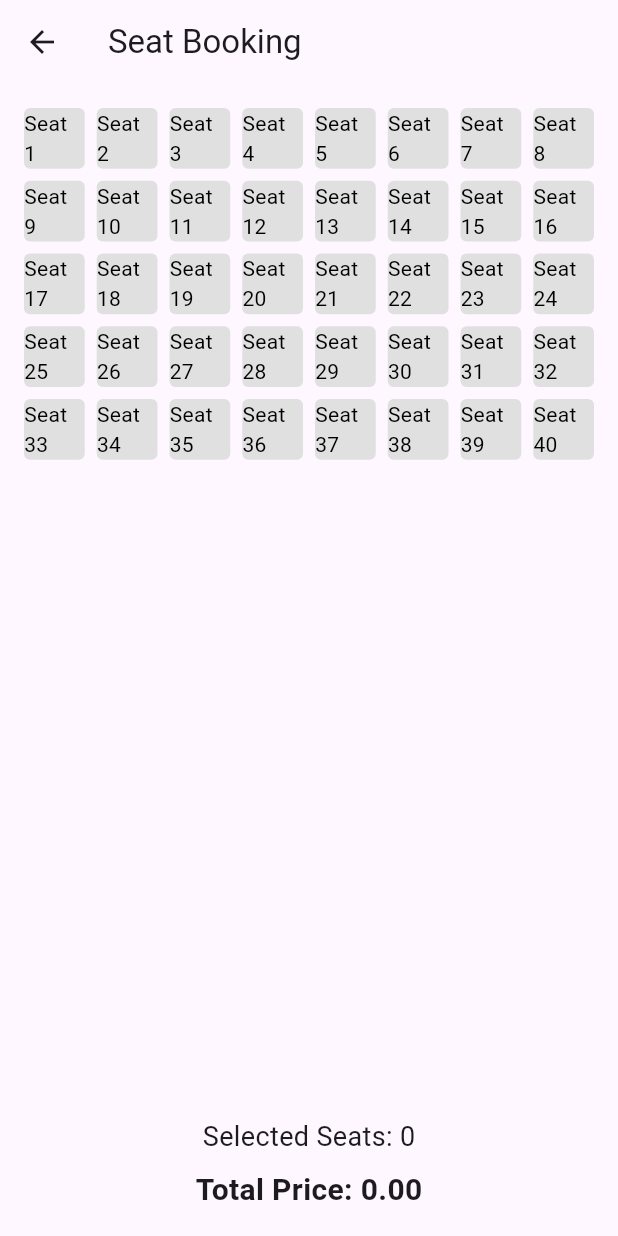
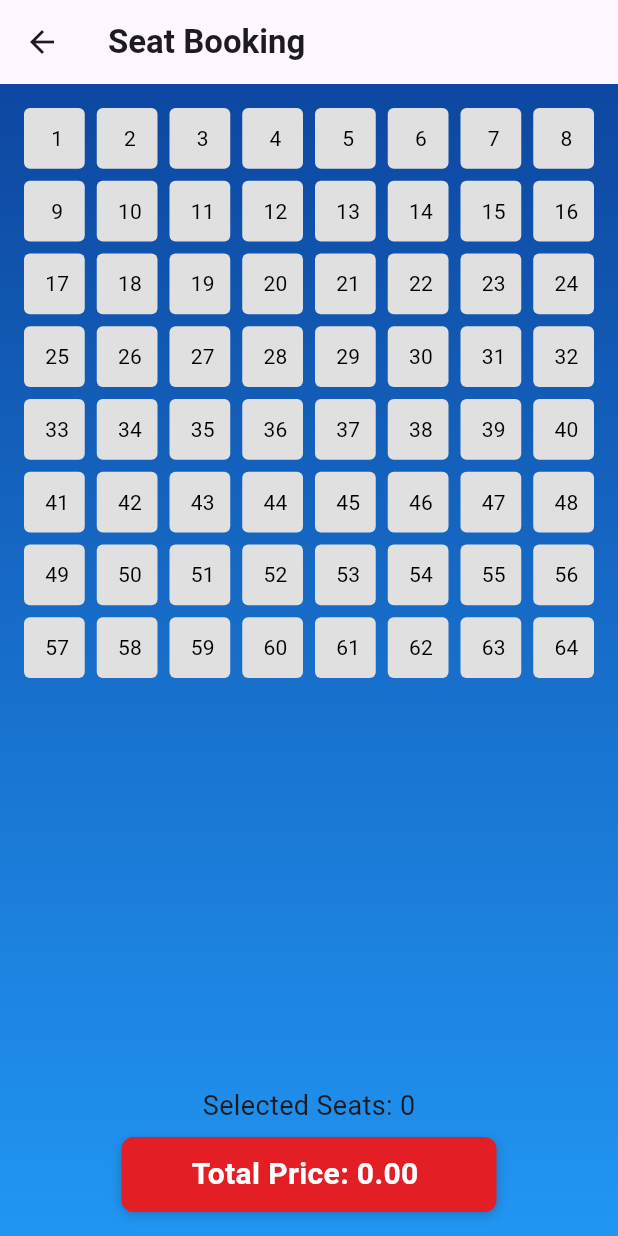
Before and after one commit to adhinmr/MovieBooking, a Flutter app: the SeatBookingPage screen opened directly, on a phone screen of 412 x 824 dp. Run offline on Flutter 3.47's test engine with Material 3 defaults, Android fonts, the phone set to English and light mode, and no system bars; our stand-ins replace google_fonts; network calls fail.

```diff
--- a/movie_booking_app/lib/API/apicall.dart
+++ b/movie_booking_app/lib/API/apicall.dart
@@ -4,7 +4,7 @@ import 'package:http/http.dart' as http;
 
 class MovieService {
   final String _apiKey = 'dde1b0947878977ea278cf2b05a7368b';
-  final String _baseUrl = 'https://api.themoviedb.org/3';
+  final String _baseUrl = 'https://api.themoviedb.org/3' ;
 
   // Helper method to build API URL
   Uri _buildUrl(String endpoint) {
--- a/movie_booking_app/lib/API/moviemodel.dart
+++ b/movie_booking_app/lib/API/movie_model.dart
@@ -2,7 +2,7 @@ import 'dart:convert';
 
 Welcome welcomeFromJson(String str) => Welcome.fromJson(json.decode(str));
 
-String welcomeToJson(Welcome data) => json.encode(data.toJson());
+String welcomeToJson(Welcome data) => json.encode(data.toJson ());
 
 class Welcome {
     bool adult;
--- /dev/null
+++ b/movie_booking_app/lib/provider/moviebooking_provider.dart
@@ -0,0 +1,136 @@
+import 'package:flutter/material.dart';
+
+enum PaymentStatus { pending, processing, completed, failed }
+enum PaymentMethod { creditCard, debitCard, upi, netBanking }
+
+class MovieBookingProvider extends ChangeNotifier {
+  // Existing Movie Selection State
+  String? _selectedMovieTitle;
+  String? _selectedMovieImagePath;
+
+  // Booking Details
+  DateTime? _selectedDate;
+  String? _selectedTheater;
+  String? _selectedShowtime;
+
+  // Seat Booking State
+  final Set<int> _selectedSeats = {};
+  final double _seatPrice = 150.0;
+
+  // Payment State
+  PaymentStatus _paymentStatus = PaymentStatus.pending;
+  PaymentMethod? _selectedPaymentMethod;
+  String? _transactionId;
+  bool _isProcessingPayment = false;
+
+  // Getters for existing properties
+  String? get selectedMovieTitle => _selectedMovieTitle;
+  String? get selectedMovieImagePath => _selectedMovieImagePath;
+  DateTime? get selectedDate => _selectedDate;
+  String? get selectedTheater => _selectedTheater;
+  String? get selectedShowtime => _selectedShowtime;
+  Set<int> get selectedSeats => _selectedSeats;
+  double get seatPrice => _seatPrice;
+
+  // New getters for payment
+  PaymentStatus get paymentStatus => _paymentStatus;
+  PaymentMethod? get selectedPaymentMethod => _selectedPaymentMethod;
+  String? get transactionId => _transactionId;
+  bool get isProcessingPayment => _isProcessingPayment;
+
+  // Existing methods
+  void selectMovie(String title, String imagePath) {
+    _selectedMovieTitle = title;
+    _selectedMovieImagePath = imagePath;
+    notifyListeners();
+  }
+
+  void selectDate(DateTime date) {
+    _selectedDate = date;
+    notifyListeners();
+  }
+
+  void selectTheater(String theater) {
+    _selectedTheater = theater;
+    notifyListeners();
+  }
+
+  void selectShowtime(String showtime) {
+    _selectedShowtime = showtime;
+    notifyListeners();
+  }
+
+  void toggleSeat(int seatIndex) {
+    if (_selectedSeats.contains(seatIndex)) {
+      _selectedSeats.remove(seatIndex);
+    } else {
+      _selectedSeats.add(seatIndex);
+    }
+    notifyListeners();
+  }
+
+  double calculateTotalPrice() {
+    return _selectedSeats.length * _seatPrice;
+  }
+
+  bool isBookingComplete() {
+    return _selectedDate != null &&
+           _selectedTheater != null &&
+           _selectedShowtime != null &&
+           _selectedSeats.isNotEmpty;
+  }
+
+  // New payment-related methods
+  void selectPaymentMethod(PaymentMethod method) {
+    _selectedPaymentMethod = method;
+    notifyListeners();
+  }
+
+  Future<bool> processPayment() async {
+    if (!isBookingComplete() || _selectedPaymentMethod == null) {
+      return false;
+    }
+
+    try {
+      _isProcessingPayment = true;
+      _paymentStatus = PaymentStatus.processing;
+      notifyListeners();
+
+      // Simulate payment processing
+      await Future.delayed(const Duration(seconds: 2));
+
+      // Generate a mock transaction ID
+      _transactionId = 'TXN${DateTime.now().millisecondsSinceEpoch}';
+      _paymentStatus = PaymentStatus.completed;
+      _isProcessingPayment = false;
+      notifyListeners();
+      return true;
+    } catch (e) {
+      _paymentStatus = PaymentStatus.failed;
+      _isProcessingPayment = false;
+      notifyListeners();
+      return false;
+    }
+  }
+
+  void resetPayment() {
+    _paymentStatus = PaymentStatus.pending;
+    _selectedPaymentMethod = null;
+    _transactionId = null;
+    _isProcessingPayment = false;
+    notifyListeners();
+  }
+
+  Map<String, dynamic> getBookingSummary() {
+    return {
+      'movieTitle': _selectedMovieTitle,
+      'date': _selectedDate,
+      'theater': _selectedTheater,
+      'showtime': _selectedShowtime,
+      'seats': _selectedSeats.toList(),
+      'totalAmount': calculateTotalPrice(),
+      'transactionId': _transactionId,
+      'paymentStatus': _paymentStatus,
+    };
+  }
+}
--- a/movie_booking_app/lib/screens/Login.dart
+++ b/movie_booking_app/lib/screens/Login.dart
@@ -13,7 +13,7 @@ class LoginScreen extends StatefulWidget {
 
 class _LoginScreenState extends State<LoginScreen> {
   bool _isObscured = true;
-  final _formkey = GlobalKey<FormState>();
+  final _formkey = GlobalKey<FormState> ();
   String _email = "";
   String _password = "";
 
@@ -122,6 +122,7 @@ class _LoginScreenState extends State<LoginScreen> {
                               prefixIcon: const Icon(Icons.lock_outline, color: Colors.blue),
                               border: OutlineInputBorder(
                                 borderRadius: BorderRadius.circular(15),
+
                                 borderSide: BorderSide.none,
                               ),
                               floatingLabelStyle: const TextStyle(color: Colors.blue),
--- a/movie_booking_app/lib/screens/signup.dart
+++ b/movie_booking_app/lib/screens/signup.dart
@@ -6,7 +6,7 @@ class SingUpScreen extends StatefulWidget {
   const SingUpScreen({super.key});
 
   @override
-  State<SingUpScreen> createState() => _SingUpScreenState();
+  State<SingUpScreen> createState() => _SingUpScreenState ();
 }
 
 class _SingUpScreenState extends State<SingUpScreen> {
--- a/movie_booking_app/lib/screens/splash.dart
+++ b/movie_booking_app/lib/screens/splash.dart
@@ -9,7 +9,7 @@ class SplashScreen extends StatefulWidget {
   State<SplashScreen> createState() => _SplashScreenState();
 }
 
-class _SplashScreenState extends State<SplashScreen> {
+class _SplashScreenState extends State<SplashScreen>{
   @override
   void initState() {
     super.initState();
--- /dev/null
+++ b/movie_booking_app/lib/services/home.dart
@@ -0,0 +1 @@
+// TODO Implement this library.
--- a/movie_booking_app/lib/services/moviedetailes.dart
+++ b/movie_booking_app/lib/services/movie_detailes.dart
@@ -1,9 +1,9 @@
 import 'package:flutter/material.dart';
 import 'package:movie_booking_app/API/apicall.dart';
 import 'package:movie_booking_app/services/movie_service.dart';
-import 'package:movie_booking_app/services/moviebookingpage.dart';
+import 'package:movie_booking_app/services/movie_bookingpage.dart';
 
-class MovieDetailsPage extends StatefulWidget {
+class MovieDetailsPage extends StatefulWidget  {
   final int movieId;
   final String title;
   final String imagePath;
@@ -106,7 +106,7 @@ class _MovieDetailsPageState extends State<MovieDetailsPage> {
                       'Overview',
                       style: TextStyle(
                         fontSize: 20,
-                        fontWeight: FontWeight.bold,
+                        fontWeight: FontWeight.bold ,
                       ),
                     ),
                     const SizedBox(height: 8),
--- /dev/null
+++ b/movie_booking_app/lib/services/seat_booking.dart
@@ -0,0 +1,133 @@
+import 'package:flutter/material.dart';
+import 'package:movie_booking_app/provider/moviebooking_provider.dart';
+import 'package:movie_booking_app/provider/payment_provider.dart';
+import 'package:provider/provider.dart';
+
+class SeatBookingPage extends StatefulWidget {
+  const SeatBookingPage({super.key});
+
+  @override
+  State<SeatBookingPage> createState() => _SeatBooingPageState();
+}
+
+class _SeatBooingPageState extends State<SeatBookingPage> {
+  final int rows = 8;
+  final int columns = 8;
+  final int balcony = 5;
+  final double seatPrice = 150.0;
+
+  final Set<int> selectedSeats = {};
+
+  @override
+  Widget build(BuildContext context) {
+    final provider = Provider.of<MovieBookingProvider>(context);
+    return Scaffold(
+      appBar: AppBar(
+        title: const Text(
+          "Seat Booking",
+          style: TextStyle(fontWeight: FontWeight.bold),
+        ),
+      ),
+      body: Container(
+        height: MediaQuery.of(context).size.height,
+        decoration: BoxDecoration(
+          gradient: LinearGradient(
+            begin: Alignment.topCenter,
+            end: Alignment.bottomCenter,
+            colors: [Colors.blue.shade900, Colors.blue.shade500],
+          ),
+        ),
+        child: Column(
+          children: [
+            Expanded(
+              child: Padding(
+                padding: const EdgeInsets.all(16.0),
+                child: GridView.builder(
+                    gridDelegate: SliverGridDelegateWithFixedCrossAxisCount(
+                      crossAxisCount: columns,
+                      mainAxisSpacing: 8.0,
+                      crossAxisSpacing: 8.0,
+                    ),
+                    itemCount: rows * columns,
+                    itemBuilder: (context, index) {
+                      return Consumer<MovieBookingProvider>(
+                          builder: (context, provider, child) {
+                        final isSelected =
+                            provider.selectedSeats.contains(index);
+
+                        return GestureDetector(
+                          onTap: () {
+                            provider.toggleSeat(index);
+                          },
+                          child: Container(
+                            decoration: BoxDecoration(
+                              color:
+                                  isSelected ? Colors.green : Colors.grey[300],
+                              borderRadius: BorderRadius.circular(4.0),
+                            ),
+                            child: Center(
+                              child: Text(
+                                " ${index + 1}",
+                                style: TextStyle(
+                                  color:
+                                      isSelected ? Colors.white : Colors.black,
+                                ),
+                              ),
+                            ),
+                          ),
+                        );
+                      });
+                    }),
+              ),
+            ),
+            Padding(
+              padding: const EdgeInsets.all(16.0),
+              child: Column(
+                children: [
+                  Text(
+                    "Selected Seats: ${selectedSeats.length}",
+                    style: const TextStyle(fontSize: 18),
+                  ),
+                  const SizedBox(height: 8),
+                  GestureDetector(
+                    onTap: () {
+                      Navigator.push(
+                          context,
+                          MaterialPageRoute(
+                              builder: (context) => const PaymentScreen()));
+                    },
+                    child: Container(
+                      height: 50,
+                      width: 250,
+                      decoration: BoxDecoration(
+                        color: const Color(0xFFE31E24),
+                        borderRadius: BorderRadius.circular(8.0),
+                        boxShadow: [
+                          BoxShadow(
+                            color: Colors.black.withOpacity(0.2),
+                            blurRadius: 6,
+                            offset: Offset(0, 2),
+                          ),
+                        ],
+                      ),
+                      child: Align(
+                        alignment: Alignment.center,
+                        child: Text(
+                          "Total Price: ${provider.calculateTotalPrice().toStringAsFixed(2)} ",
+                          style: const TextStyle(
+                              fontSize: 20,
+                              fontWeight: FontWeight.bold,
+                              color: Colors.white),
+                        ),
+                      ),
+                    ),
+                  ),
+                ],
+              ),
+            ),
+          ],
+        ),
+      ),
+    );
+  }
+}
--- a/movie_booking_app/lib/services/seatbooking.dart
+++ /dev/null
@@ -1,87 +0,0 @@
-import 'package:flutter/material.dart';
-
-class SeatBookingPage extends StatefulWidget {
-  const SeatBookingPage({super.key});
-
-  @override
-  State<SeatBookingPage> createState() => _SeatBooingPageState();
-}
-
-class _SeatBooingPageState extends State<SeatBookingPage> {
-  final int rows = 5;
-  final int columns = 8;
-  final double seatPrice = 150.0; // Price per seat
-
-  // Track selected seats using a set of seat indices
-  final Set<int> selectedSeats = {};
-
-  @override
-  Widget build(BuildContext context) {
-    return Scaffold(
-      appBar: AppBar(
-        title: const Text("Seat Booking"),
-      ),
-      body: Column(
-        children: [
-          Expanded(
-            child: Padding(
-              padding: const EdgeInsets.all(16.0),
-              child: GridView.builder(
-                gridDelegate: SliverGridDelegateWithFixedCrossAxisCount(
-                  crossAxisCount: columns,
-                  mainAxisSpacing: 8.0,
-                  crossAxisSpacing: 8.0,
-                ),
-                itemCount: rows * columns,
-                itemBuilder: (context, index) {
-                  final isSelected = selectedSeats.contains(index);
-                  return GestureDetector(
-                    onTap: () {
-                      setState(() {
-                        if (isSelected) {
-                          selectedSeats.remove(index);
-                        } else {
-                          selectedSeats.add(index);
-                        }
-                      });
-                    },
-                    child: Container(
-                      decoration: BoxDecoration(
-                        color: isSelected ? Colors.green : Colors.grey[300],
-                        borderRadius: BorderRadius.circular(4.0),
-                      ),
-                      child: Center(
-                        child: Text(
-                          "Seat ${index + 1}",
-                          style: TextStyle(
-                            color: isSelected ? Colors.white : Colors.black,
-                          ),
-                        ),
-                      ),
-                    ),
-                  );
-                },
-              ),
-            ),
-          ),
-          Padding(
-            padding: const EdgeInsets.all(16.0),
-            child: Column(
-              children: [
-                Text(
-                  "Selected Seats: ${selectedSeats.length}",
-                  style: const TextStyle(fontSize: 18),
-                ),
-                const SizedBox(height: 8),
-                Text(
-                  "Total Price: ${(selectedSeats.length * seatPrice).toStringAsFixed(2)}",
-                  style: const TextStyle(fontSize: 20, fontWeight: FontWeight.bold),
-                ),
-              ],
-            ),
-          ),
-        ],
-      ),
-    );
-  }
-}
```
Also changed, not shown: movie_booking_app/lib/main.dart (+8 -1 lines), movie_booking_app/lib/provider/payment_provider.dart (added, +193 -0 lines), movie_booking_app/lib/screens/home.dart (+25 -11 lines), movie_booking_app/lib/services/movie_bookingpage.dart (renamed from movie_booking_app/lib/services/moviebookingpage.dart, +25 -22 lines).
